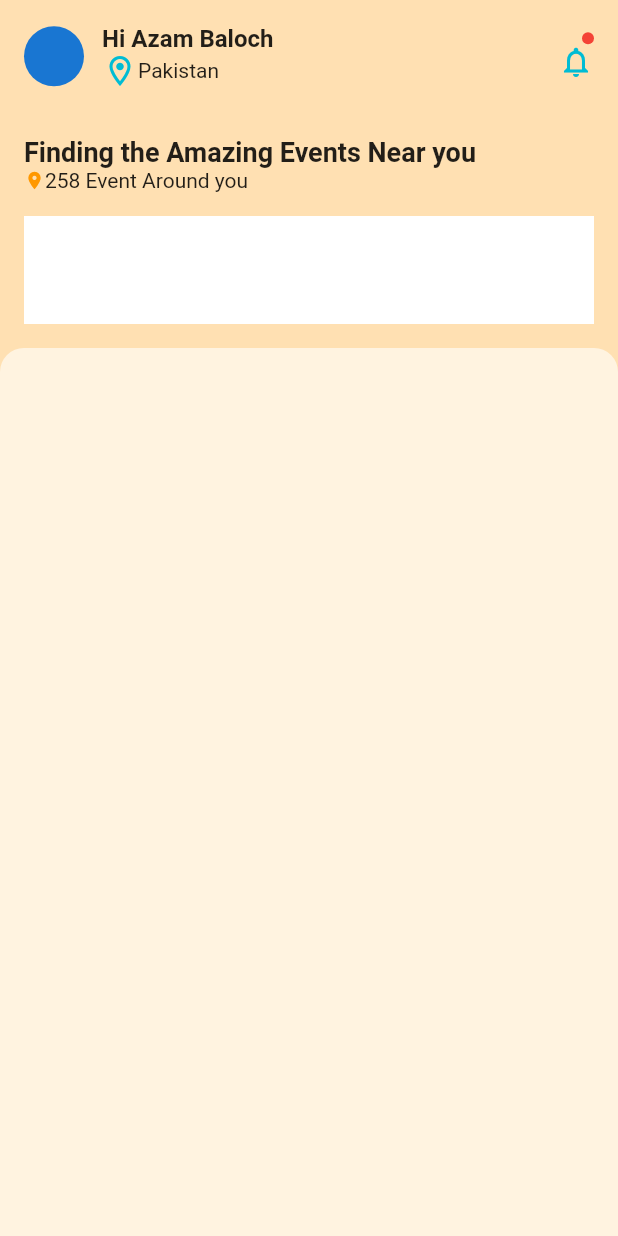
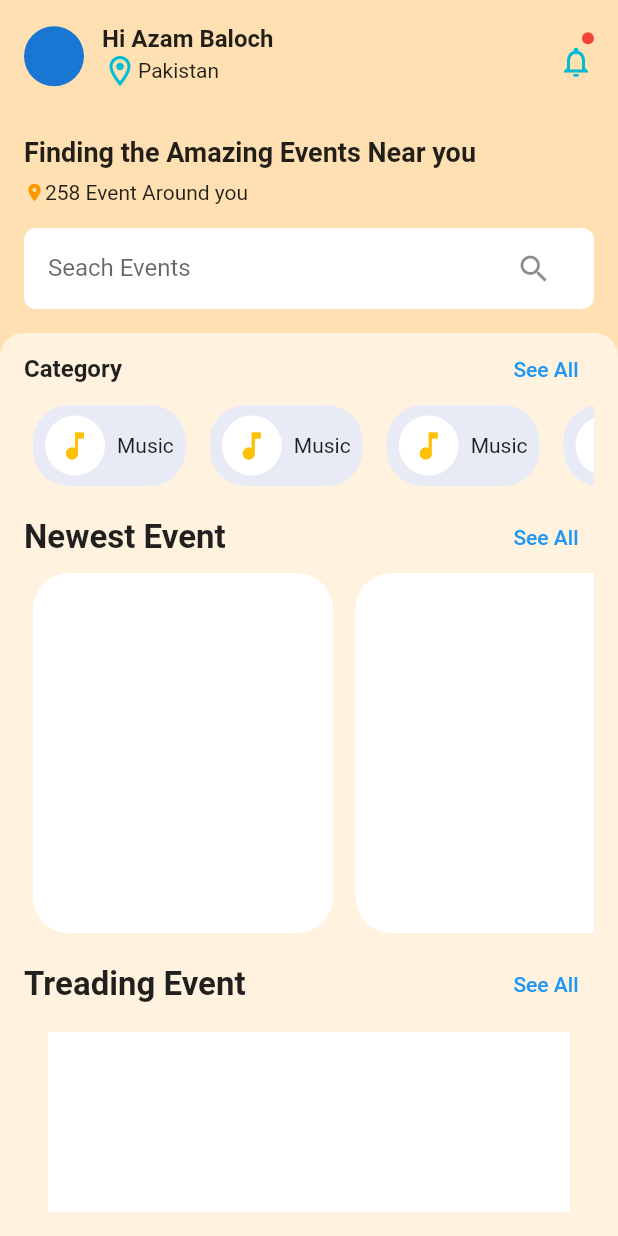
Before and after one commit to mazambaloch7/flutter_notebook_22, a Flutter app: the screen it shows after launch, on a phone screen of 412 x 824 dp. Run offline on Flutter 3.47's test engine with Material 2 defaults, Android fonts, the phone set to English and light mode, and no system bars; our stand-ins replace flutter_riverpod, go_router.

Commit message:
Part 2 of Event App Flutter
Second part 2 of the even app in flutter

```diff
--- a/lib/ep_1288_event_booking_app/src/ui/event_booking_home_page.dart
+++ b/lib/ep_1288_event_booking_app/src/ui/event_booking_home_page.dart
@@ -84,6 +84,9 @@ CircleAvatar(),
                     fontSize: 18,
                     fontWeight: FontWeight.bold
                   ),),
+
+                  SizedBox( height: 8),
+
                   Row(
                     children: [
                       Icon(Icons.location_on,
@@ -101,8 +104,19 @@ CircleAvatar(),
 
             Container(
               margin: EdgeInsets.symmetric(horizontal: 16,vertical: 0),
-              height: 72,
-              color: Colors.white,
+              height: 54,
+              decoration:  BoxDecoration(
+                color: Colors.white,
+                borderRadius:  BorderRadius.circular(8.0),
+              ),
+              padding: EdgeInsets.symmetric(horizontal: 16, vertical: 4),
+              child: TextField(
+                decoration: InputDecoration(
+                  hintText: "Seach Events",
+                  border: InputBorder.none,
+                  suffixIcon: Icon(Icons.search),
+                ),
+              ),
             ),
 
             SizedBox(
@@ -115,7 +129,158 @@ CircleAvatar(),
                 borderRadius: BorderRadius.only(
                   topRight: Radius.circular(16),
                   topLeft: Radius.circular(16)
-                )
+                ),
+              ),
+              child:  SingleChildScrollView(
+                child: Padding(
+                  padding: const EdgeInsets.only(left: 16.0, right: 16),//past copy that line
+
+                  child: Column(
+                    crossAxisAlignment: CrossAxisAlignment.start,
+                    children: [
+
+                     Row(
+                          mainAxisAlignment: MainAxisAlignment.spaceBetween,
+                          children: [
+                            Text('Category', style: TextStyle(
+                              fontWeight: FontWeight.bold,
+                              fontSize: 16,
+                            ),),
+
+                            TextButton(onPressed: (){}, child: Text('See All'),)
+                          ],
+                        ),
+
+
+
+
+                      Container(
+                        margin: EdgeInsets.only(left: 6),
+                        height: 54,
+
+                        child: ListView.builder(
+                            itemCount: 10,
+                            scrollDirection: Axis.horizontal,
+                            itemBuilder: (context, index) {
+                         return Container(
+                           margin: EdgeInsets.only(right: 16),
+                            padding: EdgeInsets.symmetric(
+                              horizontal: 8,vertical: 2
+                            ),
+                            decoration: BoxDecoration(
+                              color: Colors.indigo[50],
+                              borderRadius: BorderRadius.circular(24),
+                            ),
+                            child: Row(
+                              children: [
+                                CircleAvatar(
+                                  backgroundColor: Colors.white,
+                                  child: Icon(Icons.music_note,color: Colors.amber,),
+                                ),
+                                SizedBox(width: 8,),
+                                Text('Music')
+
+                              ],
+                            ),
+                          );
+
+                        }
+
+                        ),
+                      ),
+
+
+                      SizedBox(
+                        height: 10 ,
+                      ),
+
+                      Row(
+                        mainAxisAlignment: MainAxisAlignment.spaceBetween,
+                        children: [
+                          Text('Newest Event', style: TextStyle(
+                            fontWeight: FontWeight.bold,
+                            fontSize: 22,
+                          ),),
+
+                          TextButton(onPressed: (){}, child: Text('See All'),)
+                        ],
+                      ),
+
+
+
+
+                      Container(
+                        margin: EdgeInsets.only(left: 6),
+                        height:  240,
+
+                        child: ListView.builder(
+                            itemCount: 10,
+                            scrollDirection: Axis.horizontal,
+                            itemBuilder: (context, index) {
+                              return Container(
+                                width: 200,
+                                margin: EdgeInsets.only(right: 15),
+                                padding: EdgeInsets.symmetric(
+                                    horizontal: 8,vertical: 2
+                                ),
+                                decoration: BoxDecoration(
+                                  color: Colors.white,
+                                  borderRadius: BorderRadius.circular(24),
+                                ),
+
+
+                             /*   child: Row(
+                                  children: [
+                                    CircleAvatar(
+                                      backgroundColor: Colors.white,
+                                      child: Icon(Icons.music_note,color: Colors.amber,),
+                                    ),
+                                    SizedBox(width: 8,),
+                                    Text('Music')
+
+                                  ],
+                                ),*/
+                              );
+
+                            }
+
+                        ),
+                      ),
+
+                      SizedBox(
+                        height: 10 ,
+                      ),
+
+                      Row(
+                        mainAxisAlignment: MainAxisAlignment.spaceBetween,
+                        children: [
+                          Text('Treading Event', style: TextStyle(
+                            fontWeight: FontWeight.bold,
+                            fontSize: 22,
+                          ),),
+
+                          TextButton(onPressed: (){}, child: Text('See All'),)
+                        ],
+                      ),
+
+
+                      ...List.generate(4, (index) => Container(
+                        height: 120,
+                        margin: EdgeInsets.symmetric(horizontal: 16, vertical: 8),
+                        decoration: const BoxDecoration(
+                          color: Colors.white
+                        ),
+
+                      ))
+
+
+                      //
+
+                    ],
+
+
+                  ),
+                ),
               ),
 
             )),
```
Also changed, not shown: 2 other files.
